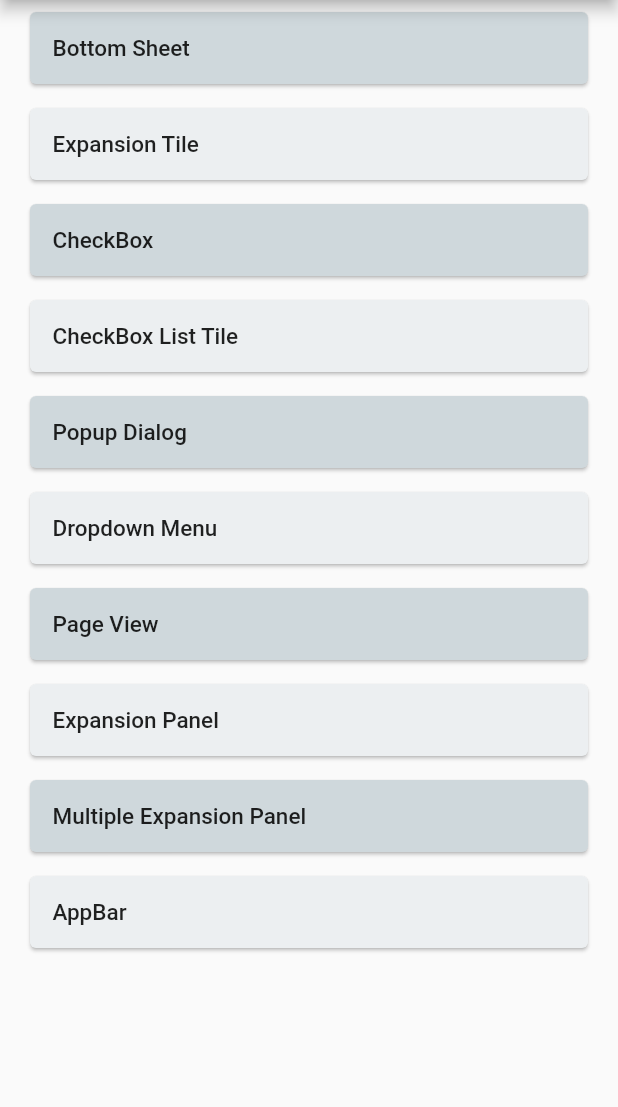
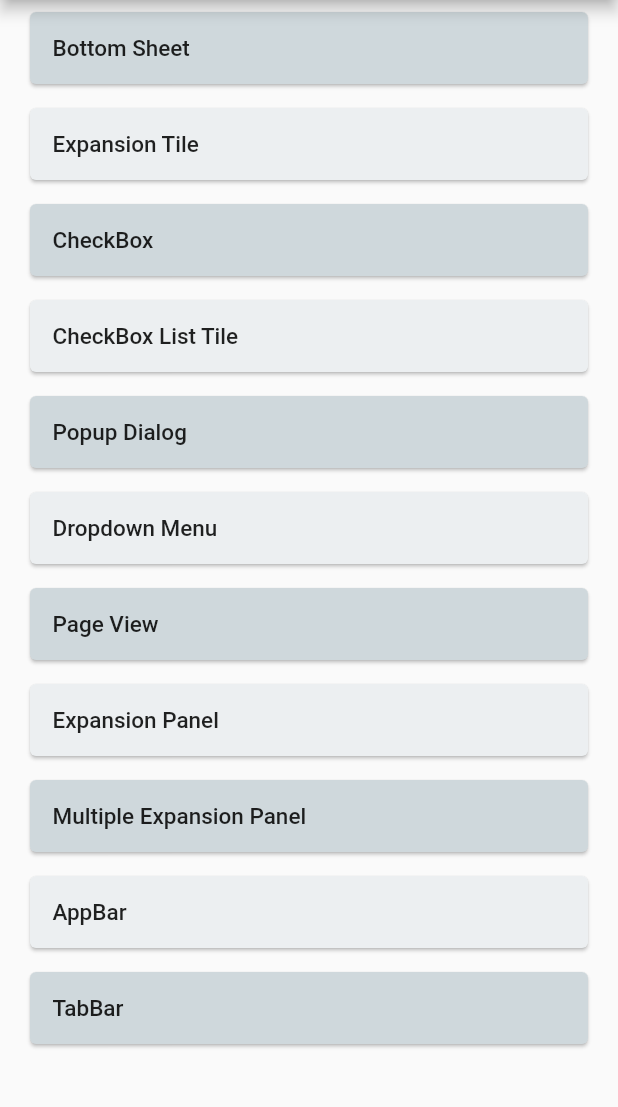
Before and after one commit to gulsenkeskin/custom_widgets, a Flutter app: the screen it shows after launch, on a phone screen of 412 x 824 dp, the part 84-1191 px from its top. Run offline on Flutter 3.47's test engine with Material 2 defaults, Android fonts, the phone set to English and light mode, and no system bars.

Commit message:
added tabbar page

```diff
--- a/lib/routes/pagekeys.dart
+++ b/lib/routes/pagekeys.dart
@@ -9,4 +9,5 @@ static const pageView = 'pageView';
 static const expansionPanel = 'expansionPanel';
 static const multipleExpansionPanel = 'multipleExpansionPanel';
 static const appBar='appBar';
+static const tabBar='tabBar';
 }
--- a/lib/routes/route_list.dart
+++ b/lib/routes/route_list.dart
@@ -10,5 +10,6 @@ List<Map<String, String>> routeList = [
   {"name": "Page View", "route": PageKeys.pageView},
   {"name": "Expansion Panel", "route": PageKeys.expansionPanel},
   {"name": "Multiple Expansion Panel", "route": PageKeys.multipleExpansionPanel},
-  {"name": "AppBar", "route": PageKeys.appBar}
+  {"name": "AppBar", "route": PageKeys.appBar},
+  {"name": "TabBar", "route": PageKeys.tabBar},
 ];
```
Also changed, not shown: lib/routes/routes.dart (+5 -2 lines), lib/src/pages/tabbar.dart (added, +12 -0 lines).
